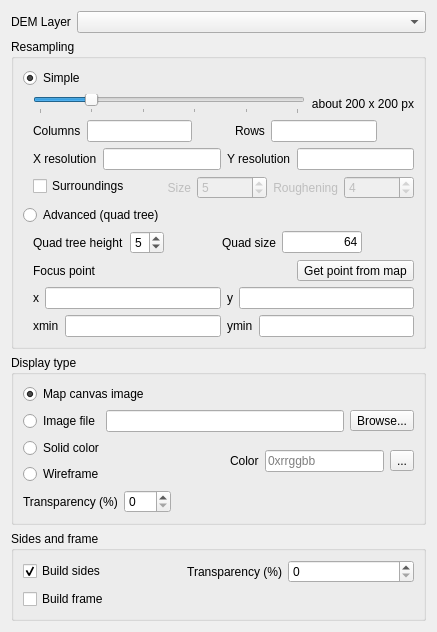
Old version of the form ui/demproperties.ui in the repository minorua/Qgis2threejs.
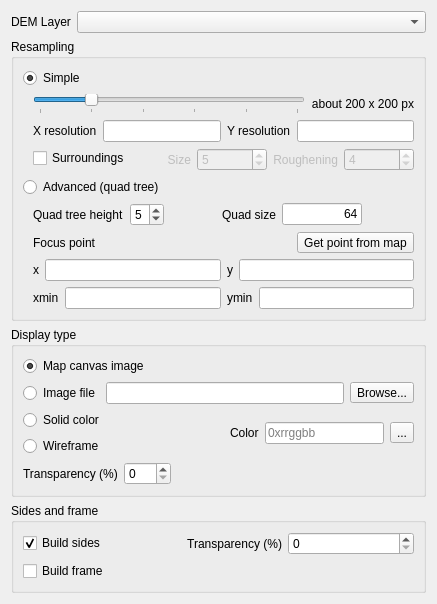
New version of the form.

What changed in the file:
```diff
--- a/ui/demproperties.ui
+++ b/ui/demproperties.ui
@@ -7,7 +7,7 @@
     <x>0</x>
     <y>0</y>
     <width>437</width>
-    <height>598</height>
+    <height>604</height>
    </rect>
   </property>
   <property name="sizePolicy">
@@ -105,70 +105,6 @@
             </item>
            </layout>
           </item>
-          <item>
-           <layout class="QHBoxLayout" name="horizontalLayout_3">
-            <item>
-             <widget class="QLabel" name="label_4">
-              <property name="text">
-               <string>Columns</string>
-              </property>
-             </widget>
-            </item>
-            <item>
-             <widget class="QLineEdit" name="lineEdit_Width">
-              <property name="enabled">
-               <bool>true</bool>
-              </property>
-              <property name="readOnly">
-               <bool>true</bool>
-              </property>
-             </widget>
-            </item>
-            <item>
-             <spacer name="horizontalSpacer_3">
-              <property name="orientation">
-               <enum>Qt::Horizontal</enum>
-              </property>
-              <property name="sizeHint" stdset="0">
-               <size>
-                <width>40</width>
-                <height>20</height>
-               </size>
-              </property>
-             </spacer>
-            </item>
-            <item>
-             <widget class="QLabel" name="label_5">
-              <property name="text">
-               <string>Rows</string>
-              </property>
-             </widget>
-            </item>
-            <item>
-             <widget class="QLineEdit" name="lineEdit_Height">
-              <property name="enabled">
-               <bool>true</bool>
-              </property>
-              <property name="readOnly">
-               <bool>true</bool>
-              </property>
-             </widget>
-            </item>
-            <item>
-             <spacer name="horizontalSpacer_4">
-              <property name="orientation">
-               <enum>Qt::Horizontal</enum>
-              </property>
-              <property name="sizeHint" stdset="0">
-               <size>
-                <width>40</width>
-                <height>20</height>
-               </size>
-              </property>
-             </spacer>
-            </item>
-           </layout>
-          </item>
           <item>
            <layout class="QHBoxLayout" name="horizontalLayout_4">
             <item>
```
Left out of the diff: 2 changed lines with no effect on the pictures.
